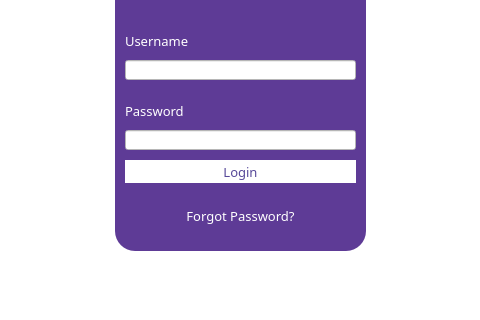
Old version of the form qt/login.ui in the repository e-zeks/softeng; both pictures show x 235 to 715 and y 220 to 540 of the 960 by 540 pixel window.
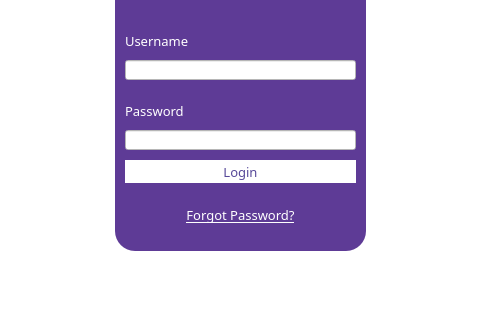
New version of the form. Icons and pictures are not drawn.

Commit message:
forgot pass clickable on login
6/9
5:46

```diff
--- a/qt/login.ui
+++ b/qt/login.ui
@@ -254,7 +254,7 @@
 }</string>
     </property>
     <property name="text">
-     <string>Forgot Password?</string>
+     <string>&lt;html&gt;&lt;head/&gt;&lt;body&gt;&lt;p&gt;&lt;span style=&quot; text-decoration: underline;&quot;&gt;Forgot Password?&lt;/span&gt;&lt;/p&gt;&lt;/body&gt;&lt;/html&gt;</string>
     </property>
     <property name="alignment">
      <set>Qt::AlignmentFlag::AlignCenter</set>
```
Left out of the diff: 3 changed lines with no effect on the pictures. The commit also changes 4 other files.
